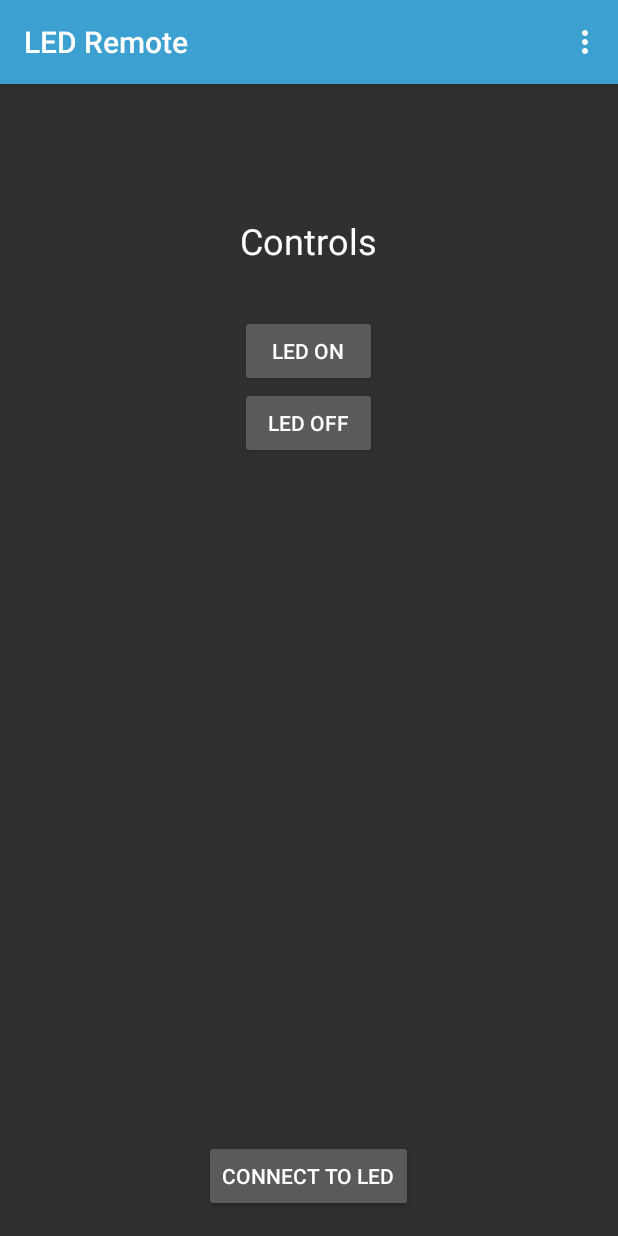
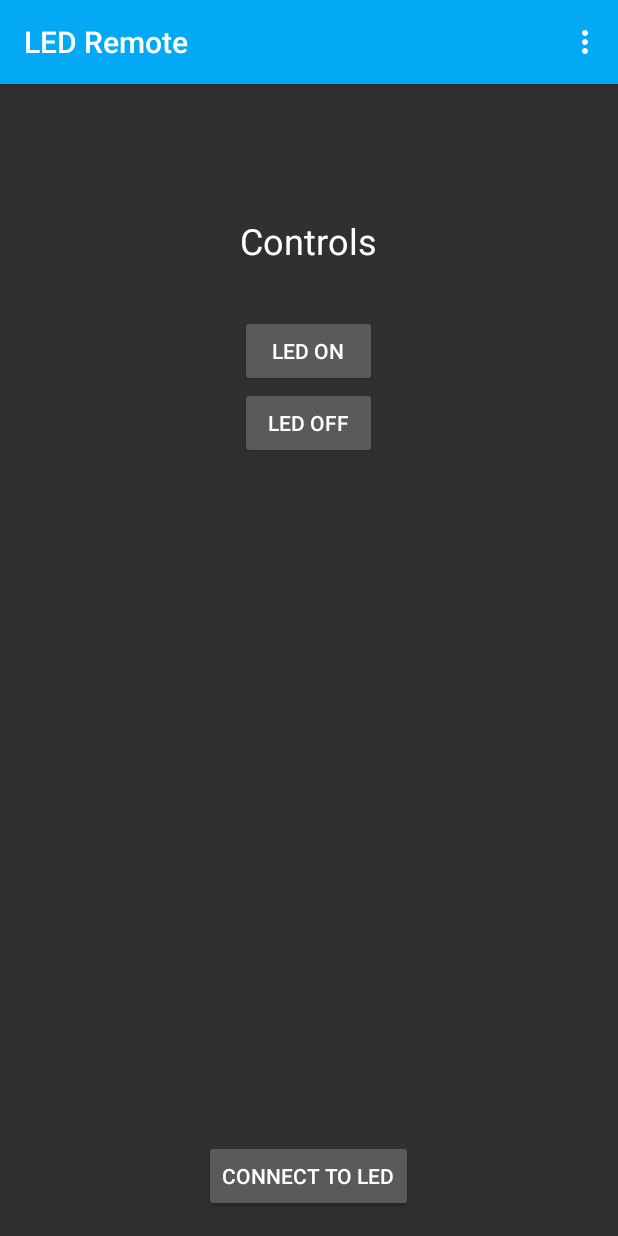
Before and after one commit to bilalmajeed-zz/LED_Remote, an Android app: the screen it shows after launch (MainActivity), on a phone screen of 412 x 824 dp. Run offline under Robolectric (Android 15) with nearby library versions, the phone set to English and light mode, and no system bars.

Commit message:
make the status bar same colour as the action bar followed the material design guidelines

```diff
--- a/app/src/main/java/bilalmajeed/com/ledremote/MainActivity.java
+++ b/app/src/main/java/bilalmajeed/com/ledremote/MainActivity.java
@@ -1,5 +1,6 @@
 package bilalmajeed.com.ledremote;
 
+import android.app.ActionBar;
 import android.app.Activity;
 import android.bluetooth.BluetoothAdapter;
 import android.bluetooth.BluetoothDevice;
@@ -10,6 +11,7 @@ import android.view.Menu;
 import android.view.MenuItem;
 import android.view.View;
 import android.view.Window;
+import android.view.WindowManager;
 import android.widget.Button;
 import android.widget.Toast;
 import android.content.Intent;
@@ -36,6 +38,7 @@ public class MainActivity extends Activity {
 
     @Override
     protected void onCreate(Bundle savedInstanceState) {
+
         super.onCreate(savedInstanceState);
         setContentView(R.layout.activity_main);
 
--- /dev/null
+++ b/app/src/main/res/values/colors.xml
@@ -0,0 +1,5 @@
+<?xml version="1.0" encoding="utf-8"?>
+<resources>
+    <color name="actionBar_color">#03a9f4</color>
+    <color name="statusBar_color">#0288D1</color>
+</resources>
--- a/app/src/main/res/values/styles.xml
+++ b/app/src/main/res/values/styles.xml
@@ -2,8 +2,8 @@
 
     <!-- Base application theme. -->
     <style name="AppTheme" parent="android:Theme.Material">
-        <item name="android:colorPrimary">#3ca0d0</item>
-        <!--<item name="android:colorPrimaryDark"></item> -->
+        <item name="android:colorPrimary">@color/actionBar_color</item>
+        <item name="android:colorPrimaryDark">@color/statusBar_color</item>
     </style>
 
 </resources>
```
